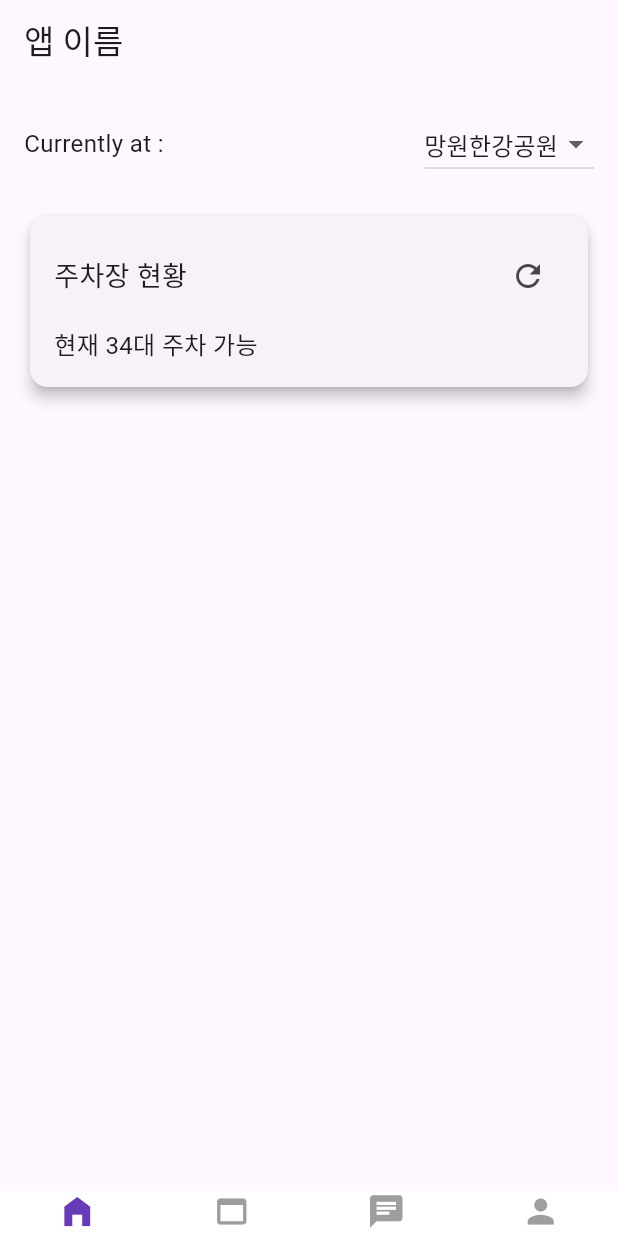
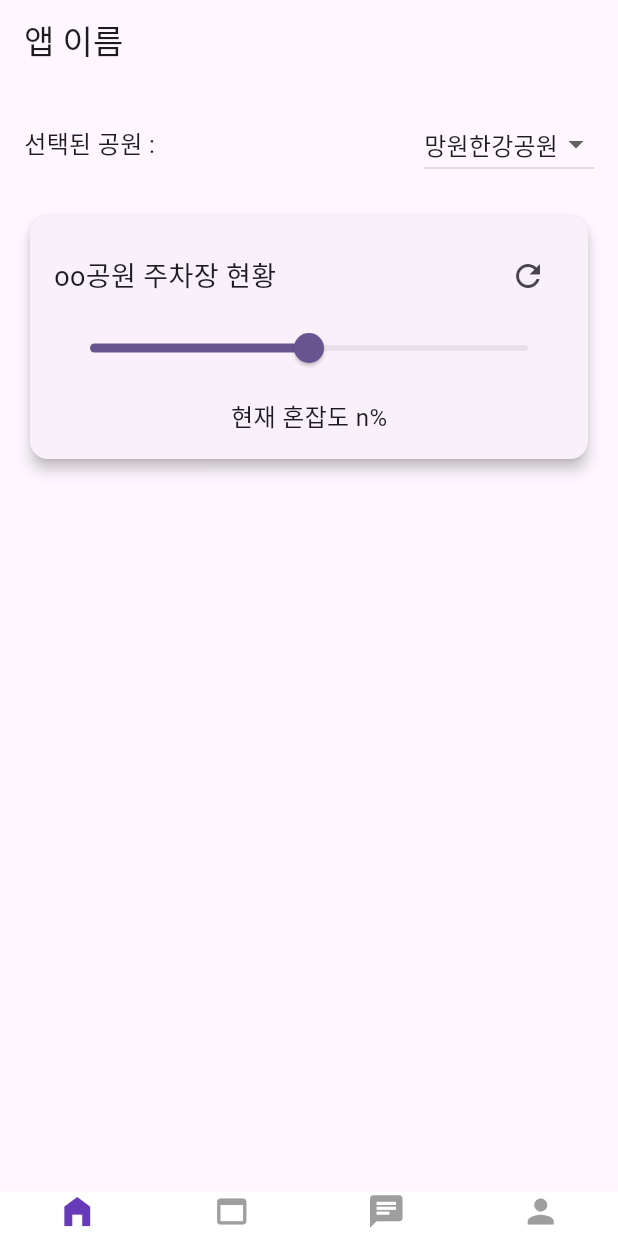
Before and after one commit to terryhyuk/HanGang_Mate, a Flutter app: the screen it shows after launch, on a phone screen of 412 x 824 dp. Run offline on Flutter 3.47's test engine with Material 3 defaults, Android fonts, the phone set to English and light mode, and no system bars; drawn by our look-alikes of persistent_bottom_nav_bar; our stand-ins replace firebase_core, get; accounts and stored records are empty.

Commit message:
24.11.14 14:00

```diff
--- a/test_app/lib/view/home.dart
+++ b/test_app/lib/view/home.dart
@@ -10,6 +10,7 @@ class Home extends StatelessWidget {
   final PersistentTabController _controller =
       PersistentTabController(initialIndex: 0);
 
+  // 드랍다운 버튼 테스트 데이터
   final List<String> parks = ['망원한강공원', '강서한강공원', '난지한강공원', '이촌한강공원', '뚝섬한강공원'];
 
   @override
@@ -28,7 +29,9 @@ class Home extends StatelessWidget {
         padding: const EdgeInsets.only(top: 10),
         // backgroundColor: Colors.grey.shade50,
         isVisible: true,
-        onItemSelected: (index) {},
+        onItemSelected: (index) {
+          // 비로그인 상태일시 로그인이 필요한 기능은 로그인 화면으로 이동
+        },
         animationSettings: const NavBarAnimationSettings(
           navBarItemAnimation: ItemAnimationSettings(
             duration: Duration(milliseconds: 400),
@@ -74,8 +77,12 @@ class Home extends StatelessWidget {
                     Row(
                       mainAxisAlignment: MainAxisAlignment.spaceBetween,
                       children: [
-                        const Text('Currently at :',
-                            style: TextStyle(fontSize: 16)),
+                        const Text(
+                          '선택된 공원 :',
+                          style: TextStyle(
+                            fontSize: 16,
+                          ),
+                        ),
                         DropdownButton<String>(
                           value: selectedPark,
                           onChanged: (String? newValue) {
@@ -99,13 +106,13 @@ class Home extends StatelessWidget {
                       child: Padding(
                         padding: const EdgeInsets.all(16.0),
                         child: Column(
-                          crossAxisAlignment: CrossAxisAlignment.start,
+                          crossAxisAlignment: CrossAxisAlignment.center,
                           children: [
                             Row(
                               mainAxisAlignment: MainAxisAlignment.spaceBetween,
                               children: [
                                 const Text(
-                                  '주차장 현황',
+                                  'oo공원 주차장 현황',
                                   style: TextStyle(
                                     fontSize: 18,
                                   ),
@@ -113,12 +120,21 @@ class Home extends StatelessWidget {
                                 IconButton(
                                   icon: const Icon(Icons.refresh),
                                   onPressed: () {},
-                                )
+                                ),
                               ],
+                            ),
+                            Slider(
+                              value: 50,
+                              min: 0,
+                              max: 100,
+                              // divisions: 4, // 여유, 보통, 혼잡 구분
+                              onChanged: (double value) {
+                                // 슬라이더 값 변경 시 처리
+                              },
                             ),
                             const SizedBox(height: 10),
                             const Text(
-                              '현재 34대 주차 가능',
+                              '현재 혼잡도 n%',
                               style: TextStyle(
                                 fontSize: 16,
                               ),
```
Also changed, not shown: test_app/lib/view/login.dart (added, +10 -0 lines), 4 other files.
